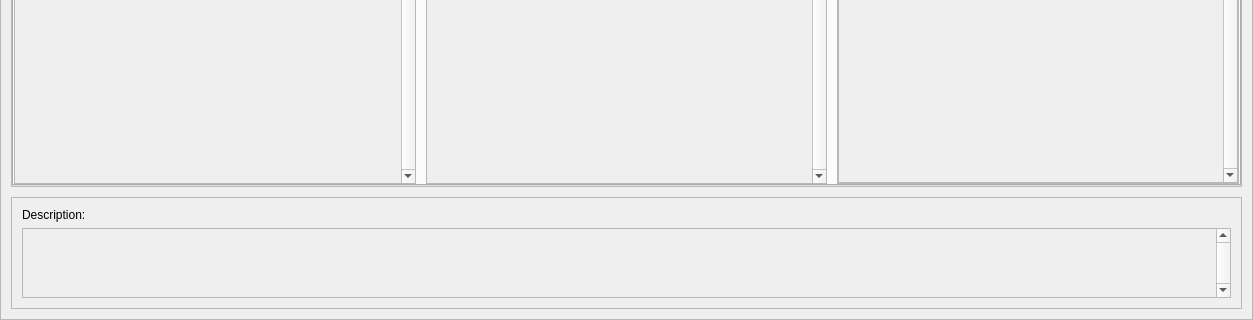
Before: the Qt Designer form ProjectManager/UiWindows/ProjectFeatureTaskIssueWindow.ui in hamkj008/ProjectManager, drawn with Qt 5; both pictures show x 0 to 1253 and y 496 to 816 of the 1253 by 816 pixel window.
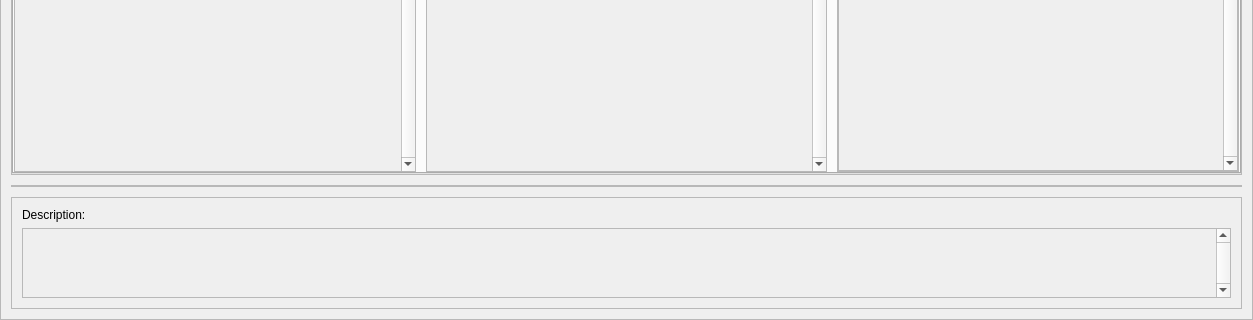
After: the same form once the commit is applied.

```diff
--- a/ProjectManager/UiWindows/ProjectFeatureTaskIssueWindow.ui
+++ b/ProjectManager/UiWindows/ProjectFeatureTaskIssueWindow.ui
@@ -324,7 +324,7 @@
                         <x>0</x>
                         <y>0</y>
                         <width>380</width>
-                        <height>512</height>
+                        <height>500</height>
                        </rect>
                       </property>
                       <layout class="QVBoxLayout" name="verticalLayout_34">
@@ -428,7 +428,7 @@
                         <x>0</x>
                         <y>0</y>
                         <width>382</width>
-                        <height>514</height>
+                        <height>502</height>
                        </rect>
                       </property>
                       <layout class="QVBoxLayout" name="verticalLayout_36">
@@ -501,7 +501,7 @@
                         <x>0</x>
                         <y>0</y>
                         <width>382</width>
-                        <height>514</height>
+                        <height>502</height>
                        </rect>
                       </property>
                       <layout class="QVBoxLayout" name="verticalLayout_38">
@@ -858,6 +858,33 @@
         </layout>
        </widget>
       </item>
+      <item>
+       <widget class="QFrame" name="FinishEditFrame">
+        <property name="enabled">
+         <bool>true</bool>
+        </property>
+        <property name="frameShape">
+         <enum>QFrame::StyledPanel</enum>
+        </property>
+        <property name="frameShadow">
+         <enum>QFrame::Raised</enum>
+        </property>
+        <layout class="QHBoxLayout" name="horizontalLayout_10">
+         <property name="leftMargin">
+          <number>0</number>
+         </property>
+         <property name="topMargin">
+          <number>0</number>
+         </property>
+         <property name="rightMargin">
+          <number>0</number>
+         </property>
+         <property name="bottomMargin">
+          <number>0</number>
+         </property>
+        </layout>
+       </widget>
+      </item>
       <item>
        <widget class="QFrame" name="BottomFrame">
         <property name="sizePolicy">
```
Left out of the diff: 4 changed lines with no effect on the pictures.
